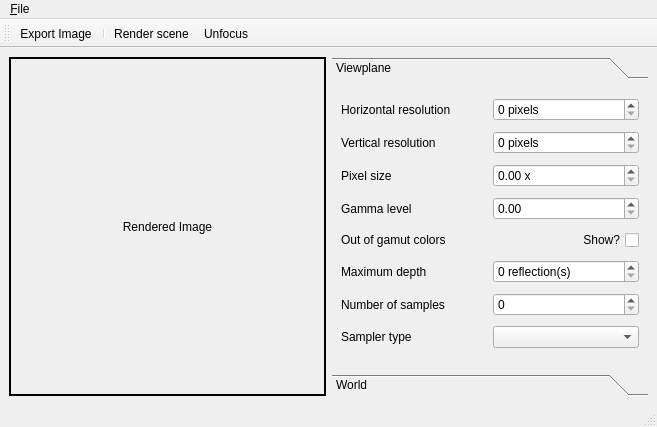
First picture: the form in lib/mainwindow.ui, repository thiagowfx/raytracer-lcg-2014, before the edit.
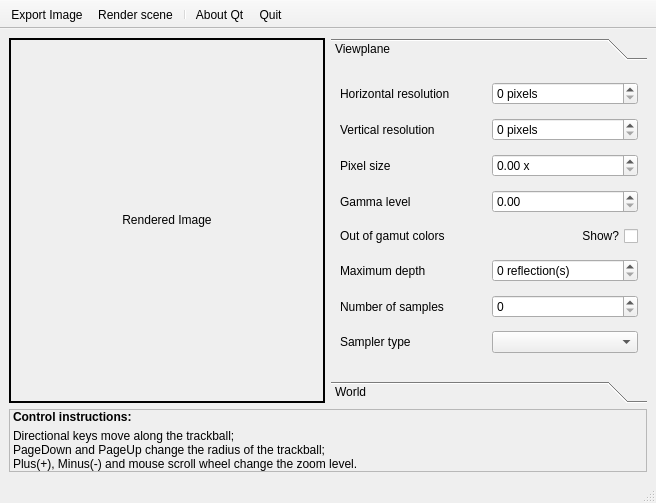
Second picture: the form after the edit. Icons and pictures are not drawn.

Commit message: UI redesigned. Added initial support for scroll wheel; added instructions to it; added text to toolbar icons; solved focus problem, now there is no need to have a button just for that; new zoom functions (increase and decrease); etc

```diff
--- a/lib/mainwindow.ui
+++ b/lib/mainwindow.ui
@@ -6,16 +6,19 @@
    <rect>
     <x>0</x>
     <y>0</y>
-    <width>657</width>
-    <height>427</height>
+    <width>656</width>
+    <height>503</height>
    </rect>
   </property>
+  <property name="focusPolicy">
+   <enum>Qt::StrongFocus</enum>
+  </property>
   <property name="windowTitle">
    <string>Raytracer</string>
   </property>
   <widget class="QWidget" name="centralwidget">
-   <layout class="QHBoxLayout" name="horizontalLayout">
-    <item>
+   <layout class="QGridLayout" name="gridLayout_2">
+    <item row="0" column="0">
      <widget class="QLabel" name="renderedImage">
       <property name="sizePolicy">
        <sizepolicy hsizetype="Expanding" vsizetype="Expanding">
@@ -23,6 +26,9 @@
         <verstretch>0</verstretch>
        </sizepolicy>
       </property>
+      <property name="focusPolicy">
+       <enum>Qt::WheelFocus</enum>
+      </property>
       <property name="frameShape">
        <enum>QFrame::Box</enum>
       </property>
@@ -40,7 +46,7 @@
       </property>
      </widget>
     </item>
-    <item>
+    <item row="0" column="1">
      <widget class="QToolBox" name="toolBox">
       <property name="sizePolicy">
        <sizepolicy hsizetype="Minimum" vsizetype="Minimum">
@@ -52,8 +58,8 @@
        <property name="geometry">
         <rect>
          <x>0</x>
-         <y>0</y>
-         <width>316</width>
+         <y>-4</y>
+         <width>302</width>
          <height>264</height>
         </rect>
        </property>
@@ -177,8 +183,8 @@
         <rect>
          <x>0</x>
          <y>0</y>
-         <width>316</width>
-         <height>264</height>
+         <width>290</width>
+         <height>265</height>
         </rect>
        </property>
        <attribute name="label">
@@ -272,31 +278,35 @@
       </widget>
      </widget>
     </item>
+    <item row="1" column="0" colspan="2">
+     <widget class="QLabel" name="label">
+      <property name="frameShape">
+       <enum>QFrame::StyledPanel</enum>
+      </property>
+      <property name="text">
+       <string>&lt;!DOCTYPE HTML PUBLIC &quot;-//W3C//DTD HTML 4.0//EN&quot; &quot;http://www.w3.org/TR/REC-html40/strict.dtd&quot;&gt;
+&lt;html&gt;&lt;head&gt;&lt;meta name=&quot;qrichtext&quot; content=&quot;1&quot; /&gt;&lt;style type=&quot;text/css&quot;&gt;
+p, li { white-space: pre-wrap; }
+&lt;/style&gt;&lt;/head&gt;&lt;body style=&quot; font-family:'Sans Serif'; font-size:9pt; font-weight:400; font-style:normal;&quot;&gt;
+&lt;p style=&quot; margin-top:0px; margin-bottom:0px; margin-left:0px; margin-right:0px; -qt-block-indent:0; text-indent:0px;&quot;&gt;&lt;span style=&quot; font-weight:600;&quot;&gt;Control instructions:&lt;/span&gt;&lt;/p&gt;
+&lt;ul style=&quot;margin-top: 0px; margin-bottom: 0px; margin-left: 0px; margin-right: 0px; -qt-list-indent: 0;&quot;&gt;&lt;li style=&quot; margin-top:5px; margin-bottom:0px; margin-left:0px; margin-right:0px; -qt-block-indent:0; text-indent:0px;&quot;&gt;Directional keys move along the trackball;&lt;/li&gt;
+&lt;li style=&quot; margin-top:0px; margin-bottom:0px; margin-left:0px; margin-right:0px; -qt-block-indent:0; text-indent:0px;&quot;&gt;PageDown and PageUp change the radius of the trackball;&lt;/li&gt;
+&lt;li style=&quot; margin-top:0px; margin-bottom:12px; margin-left:0px; margin-right:0px; -qt-block-indent:0; text-indent:0px;&quot;&gt;Plus(+), Minus(-) and mouse scroll wheel change the zoom level.&lt;/li&gt;&lt;/ul&gt;&lt;/body&gt;&lt;/html&gt;</string>
+      </property>
+     </widget>
+    </item>
    </layout>
   </widget>
-  <widget class="QMenuBar" name="menubar">
-   <property name="geometry">
-    <rect>
-     <x>0</x>
-     <y>0</y>
-     <width>657</width>
-     <height>22</height>
-    </rect>
-   </property>
-   <widget class="QMenu" name="menuFile">
-    <property name="title">
-     <string>&amp;File</string>
-    </property>
-    <addaction name="separator"/>
-    <addaction name="actionAbout_Qt"/>
-    <addaction name="actionQuit"/>
-   </widget>
-   <addaction name="menuFile"/>
-  </widget>
   <widget class="QStatusBar" name="statusbar"/>
   <widget class="QToolBar" name="toolBar">
    <property name="windowTitle">
-    <string>toolBar</string>
+    <string>mainToolBar</string>
+   </property>
+   <property name="movable">
+    <bool>false</bool>
+   </property>
+   <property name="toolButtonStyle">
+    <enum>Qt::ToolButtonTextUnderIcon</enum>
    </property>
    <attribute name="toolBarArea">
     <enum>TopToolBarArea</enum>
@@ -305,9 +315,10 @@
     <bool>false</bool>
    </attribute>
    <addaction name="actionExport_Image"/>
-   <addaction name="separator"/>
    <addaction name="actionRender_scene"/>
-   <addaction name="actionUnfocus"/>
+   <addaction name="separator"/>
+   <addaction name="actionAbout_Qt"/>
+   <addaction name="actionQuit"/>
   </widget>
   <action name="actionQuit">
    <property name="icon">
@@ -354,14 +365,6 @@
     <string>Ctrl+S</string>
    </property>
   </action>
-  <action name="actionUnfocus">
-   <property name="text">
-    <string>Unfocus</string>
-   </property>
-   <property name="toolTip">
-    <string>Unfocus</string>
-   </property>
-  </action>
   <action name="actionReset">
    <property name="text">
     <string>Reset</string>
```
The commit also changes 7 other files.
